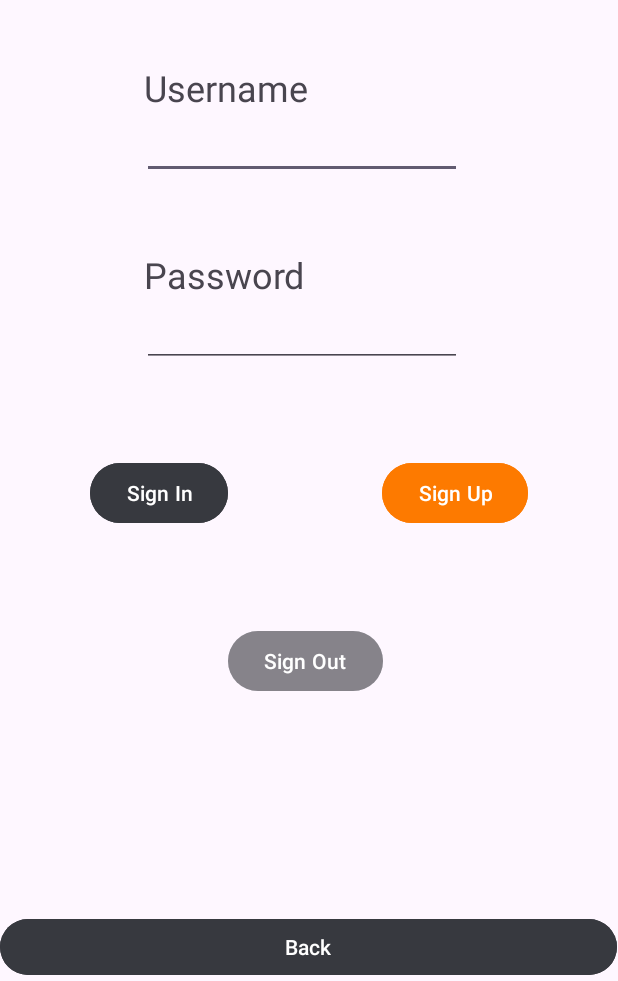
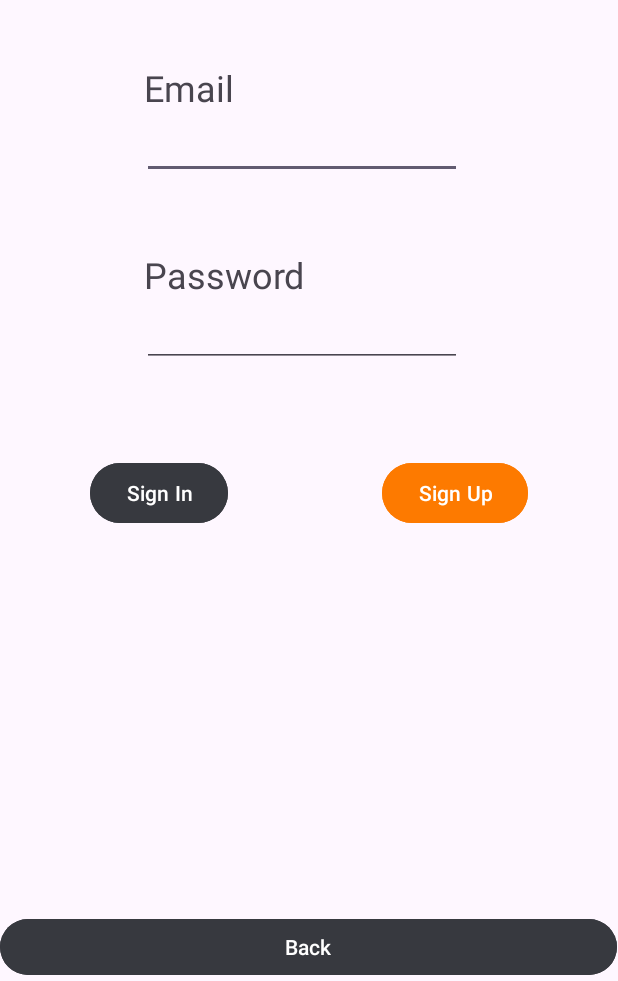
Before and after one commit to jacobneal518/New-Game-Plus, an Android app: the LoginPage screen opened directly, with no data from a screen before it, on a phone screen of 412 x 824 dp, the part 255-1236 px from its top. Run offline under Robolectric (Android 15) with nearby library versions, the phone set to English and light mode, and no system bars; our stand-ins replace Firebase (no records; nobody signed in at launch, a user with empty details on screens opened directly).

Commit message:
delete superflous button and by delete I meant shove it in a corner cuz I didn't want to delete the code, and changed username to email

```diff
--- a/app/src/main/res/layout/activity_login_page.xml
+++ b/app/src/main/res/layout/activity_login_page.xml
@@ -52,7 +52,7 @@
         android:layout_height="wrap_content"
         android:layout_marginStart="96dp"
         android:layout_marginTop="42dp"
-        android:text="Username"
+        android:text="Email"
         android:textSize="24sp"
         app:layout_constraintStart_toStartOf="parent"
         app:layout_constraintTop_toBottomOf="@+id/imageView3" />
@@ -92,10 +92,10 @@
 
     <Button
         android:id="@+id/signOut"
-        android:layout_width="wrap_content"
-        android:layout_height="wrap_content"
-        android:layout_marginStart="152dp"
-        android:layout_marginTop="64dp"
+        android:layout_width="0dp"
+        android:layout_height="0dp"
+        android:layout_marginStart="408dp"
+        android:layout_marginTop="428dp"
         android:backgroundTint="@color/buttonGrey"
         android:text="Sign Out"
         app:layout_constraintStart_toStartOf="parent"
```
